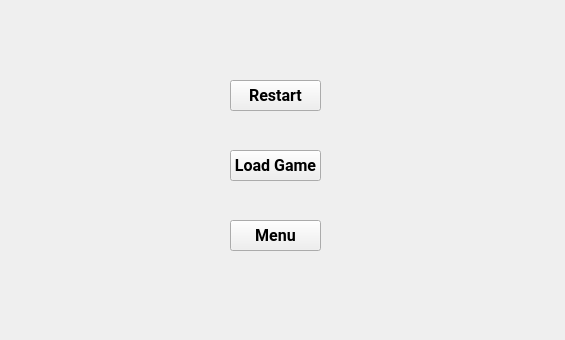
Qt form 5. Proyecto Final/2. Desarrollo/Gravity_Bike/game_over.ui (jmparradov/Informatica2) before a commit.
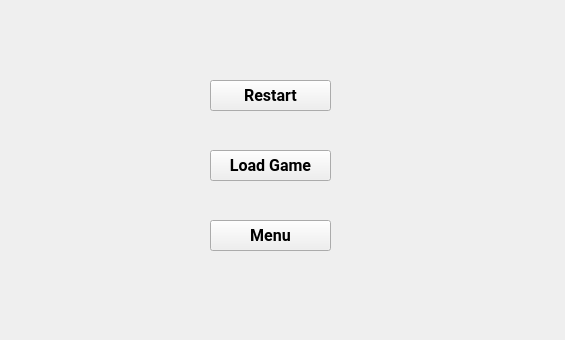
The same form after that commit.

The edit to the form file:
```diff
--- a/5. Proyecto Final/2. Desarrollo/Gravity_Bike/game_over.ui
+++ b/5. Proyecto Final/2. Desarrollo/Gravity_Bike/game_over.ui
@@ -16,9 +16,9 @@
   <widget class="QPushButton" name="restartbutton">
    <property name="geometry">
     <rect>
-     <x>230</x>
+     <x>210</x>
      <y>80</y>
-     <width>91</width>
+     <width>121</width>
      <height>31</height>
     </rect>
    </property>
@@ -37,9 +37,9 @@
   <widget class="QPushButton" name="loadbutton">
    <property name="geometry">
     <rect>
-     <x>230</x>
+     <x>210</x>
      <y>150</y>
-     <width>91</width>
+     <width>121</width>
      <height>31</height>
     </rect>
    </property>
@@ -58,9 +58,9 @@
   <widget class="QPushButton" name="menubutton">
    <property name="geometry">
     <rect>
-     <x>230</x>
+     <x>210</x>
      <y>220</y>
-     <width>91</width>
+     <width>121</width>
      <height>31</height>
     </rect>
    </property>
```
